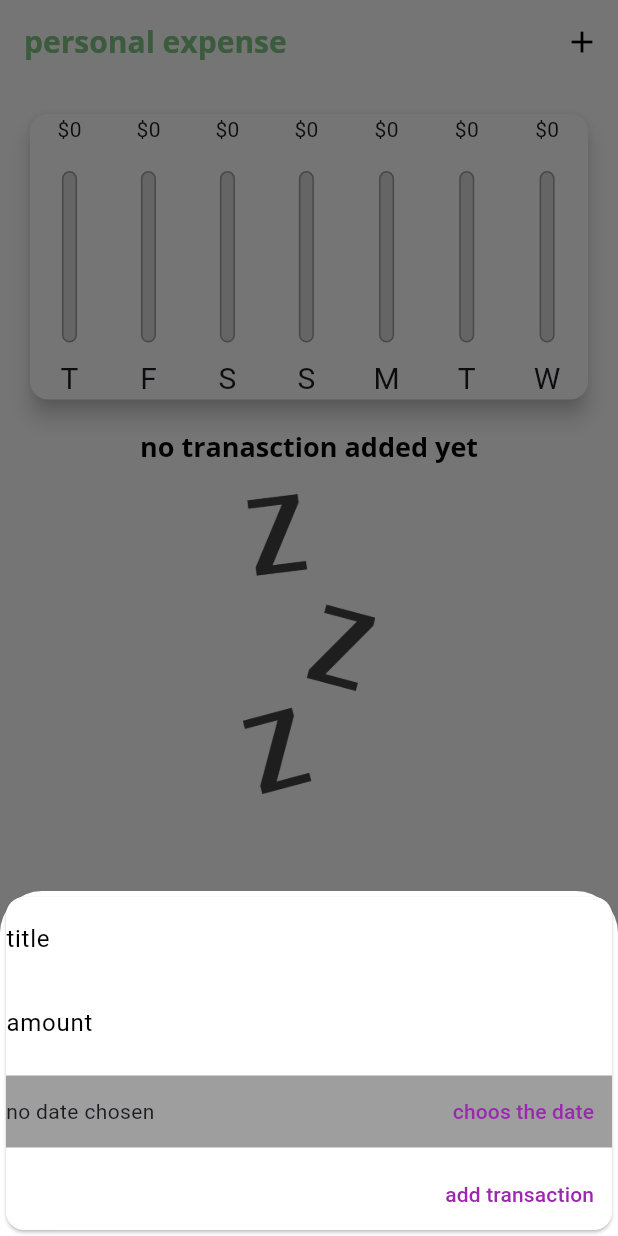
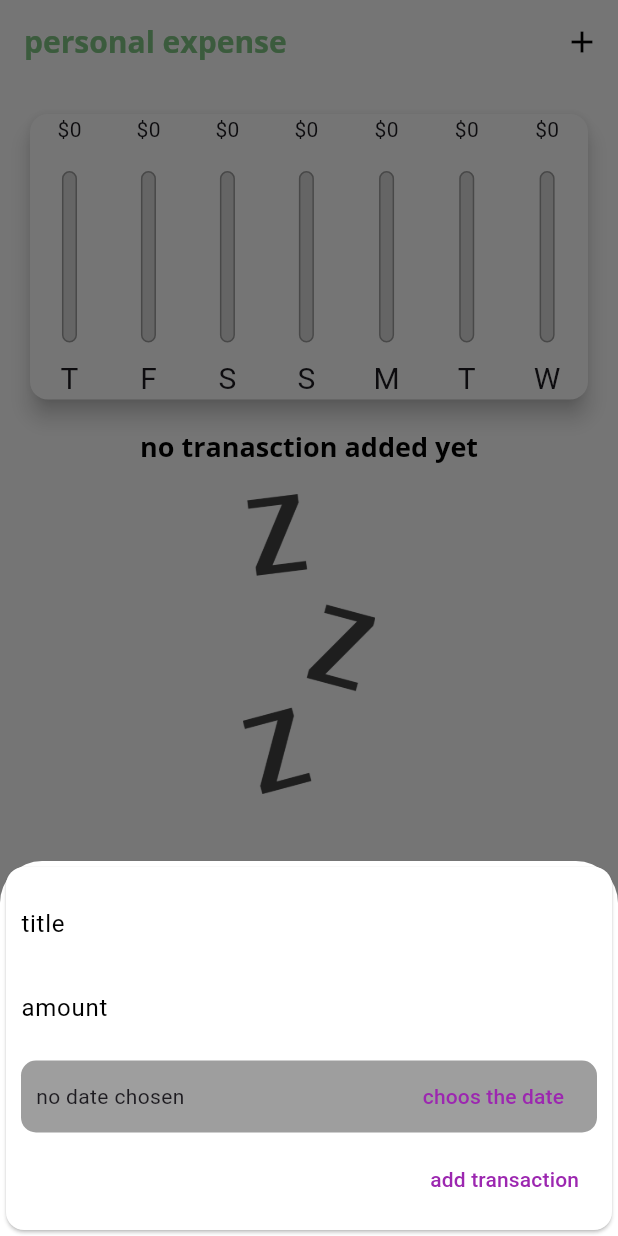
Before and after one commit to habeshacoder/daily-_expense, a Flutter app: the screen it shows after launch, after a tap on the "add" icon, on a phone screen of 412 x 824 dp. Run offline on Flutter 3.47's test engine with Material 3 defaults, Android fonts, the phone set to English and light mode, and no system bars.

Commit message:
adding txs have corrected

```diff
--- a/lib/main.dart
+++ b/lib/main.dart
@@ -98,6 +98,7 @@ class _MyHomePageState extends State<MyHomePage> {
   void _startAddNewTransction(BuildContext ctx) {
     showModalBottomSheet(
         context: ctx,
+        isScrollControlled: true,
         builder: (_) {
           return GestureDetector(
               onTap: () {},
--- a/lib/widget/new_transaction.dart
+++ b/lib/widget/new_transaction.dart
@@ -4,7 +4,7 @@ import 'package:intl/intl.dart';
 
 class NewTransaction extends StatefulWidget {
   final Function addTx;
-  NewTransaction(this.addTx);
+  const NewTransaction(this.addTx);
 
   @override
   State<NewTransaction> createState() => _NewTransactionState();
@@ -56,31 +56,43 @@ class _NewTransactionState extends State<NewTransaction> {
   @override
   Widget build(BuildContext context) {
     return SingleChildScrollView(
+      child: Container(
+        margin: EdgeInsets.only(
+          bottom: MediaQuery.of(context).viewInsets.bottom,
+        ),
         child: Card(
+          child: Padding(
+            padding: const EdgeInsets.symmetric(vertical: 10, horizontal: 10),
             child: Column(
               crossAxisAlignment: CrossAxisAlignment.end,
               // ignore: prefer_const_literals_to_create_immutables
               children: [
                 TextField(
                   controller: textControler,
-              decoration: InputDecoration(labelText: "title"),
+                  decoration: const InputDecoration(labelText: "title"),
                   onSubmitted: (_) {
                     submitData();
                   },
                 ),
                 TextField(
                   controller: amountController,
-              decoration: InputDecoration(labelText: "amount"),
+                  decoration: const InputDecoration(labelText: "amount"),
                   keyboardType: TextInputType.number,
                   onSubmitted: (_) {
                     submitData();
                   },
                 ),
                 Container(
-              margin: EdgeInsets.symmetric(
+                  margin: const EdgeInsets.symmetric(
                     vertical: 7,
                   ),
-              decoration: BoxDecoration(color: Colors.grey),
+                  decoration: const BoxDecoration(
+                      color: Colors.grey,
+                      borderRadius: BorderRadius.all(
+                        Radius.circular(10),
+                      )),
+                  child: Padding(
+                    padding: const EdgeInsets.symmetric(horizontal: 10),
                     child: Row(
                       children: <Widget>[
                         Expanded(
@@ -92,16 +104,19 @@ class _NewTransactionState extends State<NewTransaction> {
                         ),
                         TextButton(
                           onPressed: presentDatePicker,
-                    child: Text('choos the date'),
+                          child: const Text('choos the date'),
                         ),
                       ],
                     ),
                   ),
+                ),
                 TextButton(
                   onPressed: submitData,
-              child: Text("add transaction"),
+                  child: const Text("add transaction"),
                 )
               ],
+            ),
+          ),
         ),
       ),
     );
```
Also changed, not shown: pubspec.lock. Lines whose indentation alone changed are shown as unchanged.
